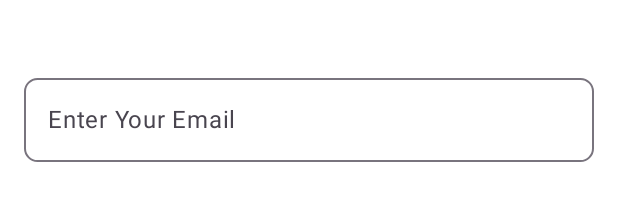
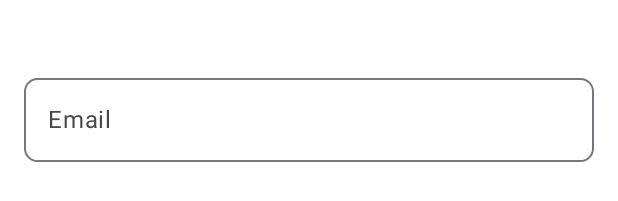
Before and after one commit to bsoc-bitbyte/DigiGate, an Android app built with Jetpack Compose: the @Preview function Preview, on a phone screen of 412 x 824 dp. Shown: the part 504-705 px from the top of the screen. Run offline under Robolectric (Android 15) with nearby library versions, the phone set to English and light mode, and no system bars.

Commit message:
implement feature/TextField

```diff
--- a/app/src/main/java/com/tpc/digigate/ui/components/AppPasswordField.kt
+++ b/app/src/main/java/com/tpc/digigate/ui/components/AppPasswordField.kt
@@ -1,7 +1,5 @@
 package com.tpc.digigate.ui.components
-
 import androidx.compose.foundation.layout.Box
-import androidx.compose.foundation.layout.Column
 import androidx.compose.foundation.layout.fillMaxSize
 import androidx.compose.foundation.layout.fillMaxWidth
 import androidx.compose.foundation.layout.padding
@@ -14,7 +12,6 @@ import androidx.compose.material3.Icon
 import androidx.compose.material3.IconButton
 import androidx.compose.material3.OutlinedTextField
 import androidx.compose.material3.Text
-import androidx.compose.material3.TextField
 import androidx.compose.runtime.Composable
 import androidx.compose.runtime.getValue
 import androidx.compose.runtime.mutableStateOf
@@ -38,7 +35,7 @@ fun AppPasswordField() {
         OutlinedTextField(
             value = password,
             onValueChange = { password = it },
-            label = { Text(text = "Enter Your Password") },
+            label = { Text(text = "Password") },
             shape = RoundedCornerShape(9.dp),
             modifier = Modifier
                 .fillMaxWidth()
--- a/app/src/main/java/com/tpc/digigate/ui/components/AppTextField.kt
+++ b/app/src/main/java/com/tpc/digigate/ui/components/AppTextField.kt
@@ -1,10 +1,8 @@
 package com.tpc.digigate.ui.components
-import android.R.attr.singleLine
 import androidx.compose.foundation.layout.Box
 import androidx.compose.foundation.layout.fillMaxSize
 import androidx.compose.foundation.layout.fillMaxWidth
 import androidx.compose.foundation.layout.padding
-import androidx.compose.foundation.layout.size
 import androidx.compose.foundation.shape.RoundedCornerShape
 import androidx.compose.material3.OutlinedTextField
 import androidx.compose.material3.Text
@@ -19,10 +17,6 @@ import androidx.compose.ui.text.input.ImeAction
 import androidx.compose.ui.text.input.KeyboardType
 import androidx.compose.ui.tooling.preview.Preview
 import androidx.compose.ui.unit.dp
-import androidx.compose.foundation.text.KeyboardActions
-import androidx.compose.foundation.text.KeyboardOptions
-import androidx.compose.material3.MaterialTheme
-import androidx.compose.ui.graphics.Color
 @Composable
 fun AppTextField(
     label: String,
@@ -47,7 +41,7 @@ fun AppTextField(
 
         OutlinedTextField(modifier = Modifier.fillMaxWidth().padding(16.dp),shape = RoundedCornerShape(9.dp)
             ,value = email, onValueChange = {email = it}, label = {
-                Text(text="Enter Your Email")
+                Text(text="Email")
 
             },
                     singleLine = true
```
